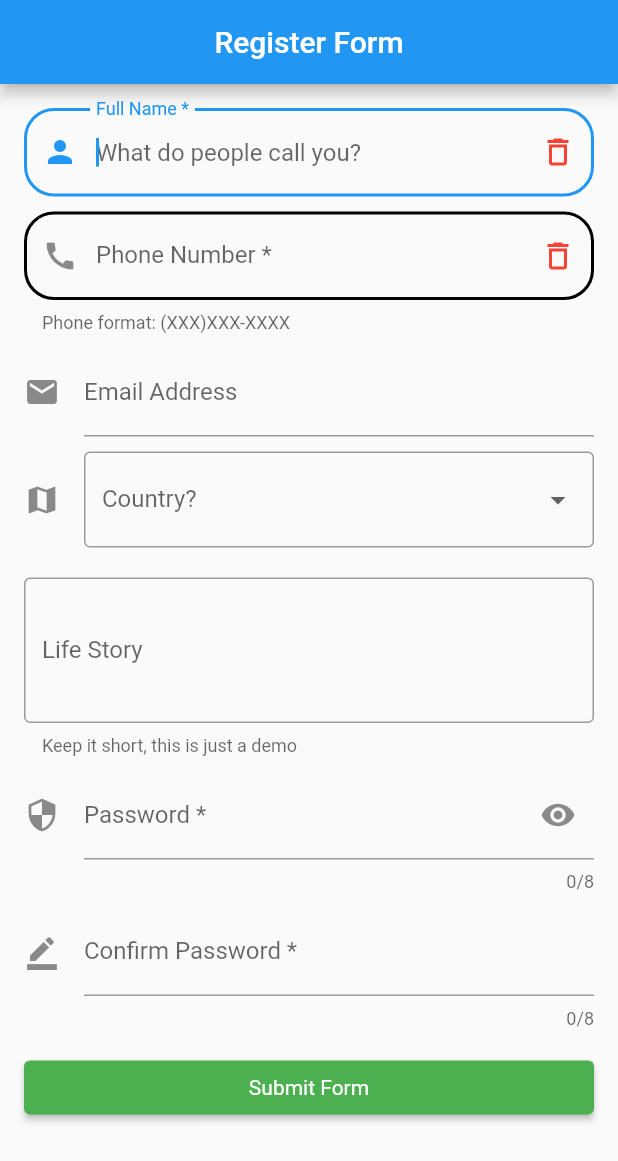
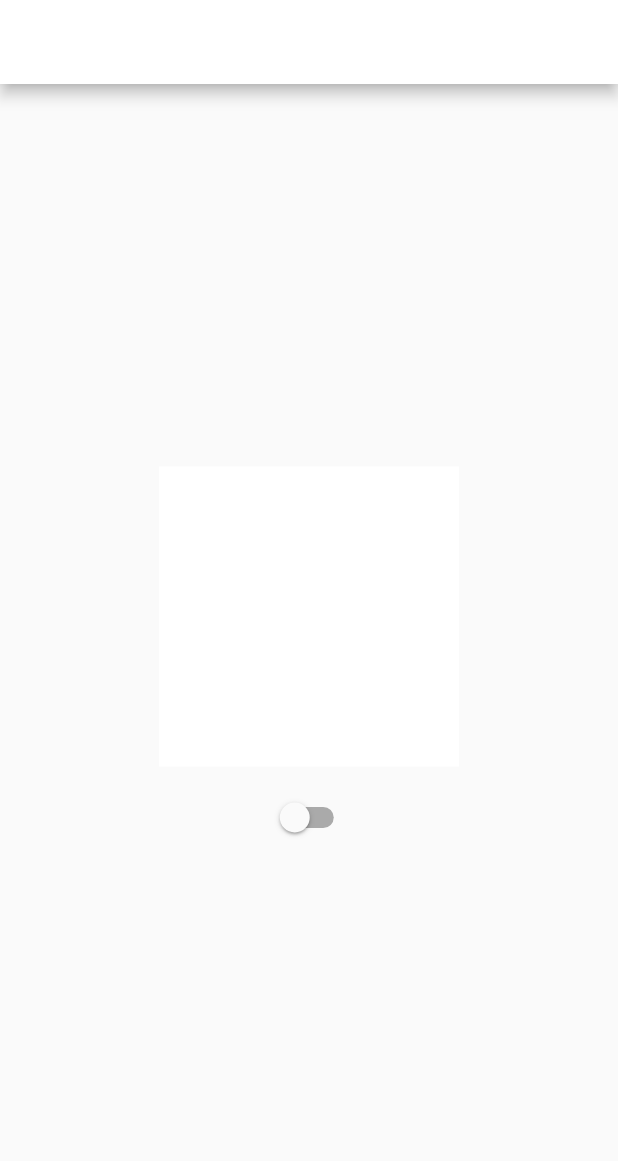
Before and after one commit to be-might/flutter_app_test1, a Flutter app: the screen it shows after launch, on a phone screen of 412 x 824 dp. Shown: the top 1161 px of the screen. Run offline on Flutter 3.47's test engine with Material 2 defaults, Android fonts, the phone set to English and light mode, and no system bars.

Commit message:
lesson 74 homework

```diff
--- a/lib/main.dart
+++ b/lib/main.dart
@@ -1,6 +1,6 @@
 import 'package:flutter/material.dart';
-import 'package:flutter/services.dart';
-import 'package:flutter_app_test1/pages/form_screen.dart';
+import 'package:provider/provider.dart';
+import 'dart:math' as math;
 
 void main() {
   runApp(const MyFirstApp());
@@ -12,12 +12,80 @@ class MyFirstApp extends StatelessWidget {
   @override
   Widget build(BuildContext context) {
     return MaterialApp(
-      debugShowCheckedModeBanner: false,
-      theme: ThemeData(
-          iconTheme: const IconThemeData(color: Colors.white),
-          textTheme:
-              const TextTheme(bodyText2: TextStyle(color: Colors.white))),
-      home: BodyWidget(),
+        debugShowCheckedModeBanner: false,
+        // theme: ThemeData(
+        //     iconTheme: const IconThemeData(color: Colors.white),
+        //     textTheme:
+        //         const TextTheme(bodyText2: TextStyle(color: Colors.white))),
+        home: MultiProvider(
+          providers: [
+            ChangeNotifierProvider<ColorProvider>.value(value: ColorProvider())
+          ],
+          child: const BodyWidget(),
+        ));
+  }
+}
+
+class BodyWidget extends StatefulWidget {
+  const BodyWidget({super.key});
+
+  @override
+  State<BodyWidget> createState() => _BodyWidgetState();
+}
+
+class _BodyWidgetState extends State<BodyWidget> {
+  bool _switcher = false;
+
+  @override
+  Widget build(BuildContext context) {
+    ColorProvider state = Provider.of<ColorProvider>(context);
+    return Scaffold(
+      appBar: AppBar(
+        title: const Text('Homework Provider'),
+        centerTitle: true,
+        backgroundColor: state._titleColor,
+      ),
+      body: Center(
+        child: Column(
+          mainAxisAlignment: MainAxisAlignment.center,
+          children: [
+            AnimatedContainer(
+              height: 200,
+              width: 200,
+              decoration: BoxDecoration(color: state._boxColor),
+              duration: const Duration(milliseconds: 500),
+            ),
+            const SizedBox(
+              height: 10,
+            ),
+            Switch(
+              value: _switcher,
+              onChanged: (value) {
+                state._changeColors();
+                setState(() {
+                  _switcher = value;
+                });
+              },
+            )
+          ],
+        ),
+      ),
     );
   }
 }
+
+class ColorProvider with ChangeNotifier {
+  Color _titleColor = Colors.white;
+  Color get titleColor => _titleColor;
+
+  Color _boxColor = Colors.white;
+  Color get boxColor => _boxColor;
+
+  void _changeColors() {
+    _boxColor =
+        Color((math.Random().nextDouble() * 0xFFFFFF).toInt()).withOpacity(1.0);
+    _titleColor =
+        Color((math.Random().nextDouble() * 0xFFFFFF).toInt()).withOpacity(1.0);
+    notifyListeners();
+  }
+}
--- a/lib/models/user_modale.dart
+++ /dev/null
@@ -1,7 +0,0 @@
-class User {
-  late String name;
-  late String phone;
-  late String email;
-  late String country;
-  late String story;
-}
--- a/lib/pages/form_screen.dart
+++ /dev/null
@@ -1,362 +0,0 @@
-import 'dart:developer';
-
-import 'package:flutter/material.dart';
-import 'package:flutter/services.dart';
-import 'package:flutter_app_test1/models/user_modale.dart';
-import 'package:flutter_app_test1/pages/user_info_screen.dart';
-
-class BodyWidget extends StatefulWidget {
-  const BodyWidget({Key? key}) : super(key: key);
-
-  @override
-  BodyWidgetState createState() => BodyWidgetState();
-}
-
-class BodyWidgetState extends State<BodyWidget> {
-  bool _hidePass = true;
-
-  final _formKey = GlobalKey<FormState>();
-
-  final _nameController = TextEditingController();
-  final _phoneController = TextEditingController();
-  final _emailController = TextEditingController();
-  final _storyController = TextEditingController();
-  final _passController = TextEditingController();
-  final _confirmPassController = TextEditingController();
-
-  final List<String> _countries = ['Ukraine', 'Russia', 'Germany', 'France'];
-  String _selectedCountry = 'Ukraine';
-
-  final _nameFocus = FocusNode();
-  final _phoneFocus = FocusNode();
-  final _passFocus = FocusNode();
-  final _controlPassFocus = FocusNode();
-
-  User newUser = User();
-
-  @override
-  void dispose() {
-    _nameController.dispose();
-    _phoneController.dispose();
-    _emailController.dispose();
-    _storyController.dispose();
-    _passController.dispose();
-    _confirmPassController.dispose();
-    _nameFocus.dispose();
-    _phoneFocus.dispose();
-    _passFocus.dispose();
-    _controlPassFocus.dispose();
-    super.dispose();
-  }
-
-  void _fieldFocusChange(
-      BuildContext context, FocusNode currentFocus, FocusNode nextFocus) {
-    currentFocus.unfocus();
-    FocusScope.of(context).requestFocus(nextFocus);
-  }
-
-  @override
-  Widget build(BuildContext context) {
-    return Scaffold(
-      appBar: AppBar(
-        title: const Text('Register Form'),
-        centerTitle: true,
-      ),
-      body: Form(
-        key: _formKey,
-        child: ListView(
-          padding: const EdgeInsets.all(16.0),
-          children: [
-            TextFormField(
-              focusNode: _nameFocus,
-              autofocus: true,
-              onFieldSubmitted: (_) {
-                _fieldFocusChange(context, _nameFocus, _phoneFocus);
-              },
-              controller: _nameController,
-              decoration: InputDecoration(
-                labelText: 'Full Name *',
-                hintText: 'What do people call you?',
-                prefixIcon: const Icon(Icons.person),
-                suffixIcon: GestureDetector(
-                  onTap: () {
-                    _nameController.clear();
-                  },
-                  child: const Icon(
-                    Icons.delete_outline,
-                    color: Colors.red,
-                  ),
-                ),
-                enabledBorder: const OutlineInputBorder(
-                  borderRadius: BorderRadius.all(Radius.circular(20.0)),
-                  borderSide: BorderSide(color: Colors.black, width: 2.0),
-                ),
-                focusedBorder: const OutlineInputBorder(
-                  borderRadius: BorderRadius.all(Radius.circular(20.0)),
-                  borderSide: BorderSide(color: Colors.blue, width: 2.0),
-                ),
-              ),
-              validator: _validateName,
-              onSaved: (value) => newUser.name = value!,
-            ),
-            const SizedBox(height: 10),
-            TextFormField(
-              focusNode: _phoneFocus,
-              onFieldSubmitted: (_) {
-                _fieldFocusChange(context, _phoneFocus, _passFocus);
-              },
-              controller: _phoneController,
-              decoration: InputDecoration(
-                labelText: 'Phone Number *',
-                hintText: 'Where can we reach you?',
-                helperText: 'Phone format: (XXX)XXX-XXXX',
-                prefixIcon: const Icon(Icons.call),
-                suffixIcon: GestureDetector(
-                  onLongPress: () {
-                    _phoneController.clear();
-                  },
-                  child: const Icon(
-                    Icons.delete_outline,
-                    color: Colors.red,
-                  ),
-                ),
-                enabledBorder: const OutlineInputBorder(
-                  borderRadius: BorderRadius.all(Radius.circular(20.0)),
-                  borderSide: BorderSide(color: Colors.black, width: 2.0),
-                ),
-                focusedBorder: const OutlineInputBorder(
-                  borderRadius: BorderRadius.all(Radius.circular(20.0)),
-                  borderSide: BorderSide(color: Colors.blue, width: 2.0),
-                ),
-              ),
-              keyboardType: TextInputType.phone,
-              inputFormatters: [
-                FilteringTextInputFormatter.digitsOnly,
-              ],
-              // validator: (value) => _validatePhoneNumber(value!)
-              //     ? null
-              //     : 'Phone number must be entered as (###)###-####',
-              onSaved: (value) => newUser.phone = value!,
-            ),
-            const SizedBox(height: 10),
-            TextFormField(
-              controller: _emailController,
-              decoration: const InputDecoration(
-                labelText: 'Email Address',
-                hintText: 'Enater a email address',
-                icon: Icon(Icons.mail),
-              ),
-              keyboardType: TextInputType.emailAddress,
-              // validator: _validateEmail,
-              onSaved: (value) {
-                value != null ? newUser.email = value : newUser.email = '';
-              },
-            ),
-            const SizedBox(height: 10),
-            DropdownButtonFormField(
-              decoration: const InputDecoration(
-                  border: OutlineInputBorder(),
-                  icon: Icon(Icons.map),
-                  labelText: 'Country?'),
-              items: _countries.map((country) {
-                return DropdownMenuItem(
-                  child: Text(country),
-                  value: country,
-                );
-              }).toList(),
-              onChanged: (country) {
-                setState(() {
-                  _selectedCountry = country as String;
-                  newUser.country = country;
-                });
-              },
-              onSaved: (value) {
-                value != null ? newUser.country = value : newUser.country = '';
-              },
-              // value: _selectedCountry,
-              // validator: (val) {
-              //   return val == null ? 'Please select a country' : null;
-              // },
-            ),
-            const SizedBox(height: 20),
-            TextFormField(
-              controller: _storyController,
-              decoration: const InputDecoration(
-                labelText: 'Life Story',
-                hintText: 'Tell us about your self',
-                helperText: 'Keep it short, this is just a demo',
-                border: OutlineInputBorder(),
-              ),
-              maxLines: 3,
-              inputFormatters: [
-                LengthLimitingTextInputFormatter(100),
-              ],
-              onSaved: (value) {
-                value != null ? newUser.story = value : newUser.story = '';
-              },
-            ),
-            const SizedBox(height: 10),
-            TextFormField(
-              focusNode: _passFocus,
-              onFieldSubmitted: (_) {
-                _fieldFocusChange(context, _passFocus, _controlPassFocus);
-              },
-              controller: _passController,
-              obscureText: _hidePass,
-              maxLength: 8,
-              decoration: InputDecoration(
-                labelText: 'Password *',
-                hintText: 'Enter the password',
-                suffixIcon: IconButton(
-                  icon:
-                      Icon(_hidePass ? Icons.visibility : Icons.visibility_off),
-                  onPressed: () {
-                    setState(() {
-                      _hidePass = !_hidePass;
-                    });
-                  },
-                ),
-                icon: const Icon(Icons.security),
-              ),
-              validator: _validatePassword,
-            ),
-            const SizedBox(height: 10),
-            TextFormField(
-              focusNode: _controlPassFocus,
-              controller: _confirmPassController,
-              obscureText: _hidePass,
-              maxLength: 8,
-              decoration: const InputDecoration(
-                labelText: 'Confirm Password *',
-                hintText: 'Confirm the password',
-                icon: Icon(Icons.border_color),
-              ),
-              validator: _validatePassword,
-            ),
-            const SizedBox(height: 15),
-            ElevatedButton(
-              onPressed: _submitForm,
-              style: ElevatedButton.styleFrom(
-                backgroundColor: Colors.green,
-                textStyle: const TextStyle(color: Colors.white),
-              ),
-              child: const Text('Submit Form'),
-            ),
-          ],
-        ),
-      ),
-    );
-  }
-
-  void _submitForm() {
-    if (_formKey.currentState!.validate()) {
-      _formKey.currentState!.save();
-      _showDialog(name: _nameController.text);
-      log('Name: ${_nameController.text}');
-      log('Phone: ${_phoneController.text}');
-      log('Email: ${_emailController.text}');
-      log('Country: $_selectedCountry');
-      log('Story: ${_storyController.text}');
-    } else {
-      _showMessage(message: 'Form is not valid! Please review and correct');
-    }
-  }
-
-  String? _validateName(String? value) {
-    final nameExp = RegExp(r'^[A-Za-z ]+$');
-    if (value == null) {
-      return 'Name is reqired.';
-    } else if (!nameExp.hasMatch(value)) {
-      return 'Please enter alphabetical characters.';
-    } else {
-      return null;
-    }
-  }
-
-  bool _validatePhoneNumber(String input) {
-    final phoneExp = RegExp(r'^\(\d\d\d\)\d\d\d\-\d\d\d\d$');
-    return phoneExp.hasMatch(input);
-  }
-
-  String? _validateEmail(String? value) {
-    if (value == null) {
-      return 'Email cannot be empty';
-    } else if (!_emailController.text.contains('@')) {
-      return 'Invalid email address';
-    } else {
-      return null;
-    }
-  }
-
-  String? _validatePassword(String? value) {
-    if (_passController.text.length != 8) {
-      return '8 character required for password';
-    } else if (_confirmPassController.text != _passController.text) {
-      return 'Password does not match';
-    } else {
-      return null;
-    }
-  }
-
-  void _showMessage({required String message}) {
-    ScaffoldMessenger.of(context).showSnackBar(
-      SnackBar(
-        duration: const Duration(seconds: 1),
-        backgroundColor: Colors.red,
-        content: Text(
-          message,
-          style: const TextStyle(
-            color: Colors.white,
-            fontWeight: FontWeight.w600,
-            fontSize: 18.0,
-          ),
-        ),
-      ),
-    );
-  }
-
-  void _showDialog({required String name}) {
-    showDialog(
-      context: context,
-      builder: (context) {
-        return AlertDialog(
-          title: const Text(
-            'Registration successful',
-            style: TextStyle(
-              color: Colors.green,
-            ),
-          ),
-          content: Text(
-            '$name is now a verified register form',
-            style: const TextStyle(
-              fontWeight: FontWeight.w700,
-              fontSize: 18.0,
-            ),
-          ),
-          actions: [
-            TextButton(
-              onPressed: () {
-                Navigator.pop(context);
-                Navigator.push(
-                  context,
-                  MaterialPageRoute(
-                    builder: (context) => UserInfoPage(
-                      userInfo: newUser,
-                    ),
-                  ),
-                );
-              },
-              child: const Text(
-                'Verified',
-                style: TextStyle(
-                  color: Colors.green,
-                  fontSize: 18.0,
-                ),
-              ),
-            ),
-          ],
-        );
-      },
-    );
-  }
-}
--- a/pubspec.yaml
+++ b/pubspec.yaml
@@ -31,6 +31,7 @@ environment:
 dependencies:
   flutter:
     sdk: flutter
+  provider: ^6.0.4
 
 
   # The following adds the Cupertino Icons font to your application.
```
Also changed, not shown: lib/pages/user_info_screen.dart (deleted, +0 -82 lines), pubspec.lock.
